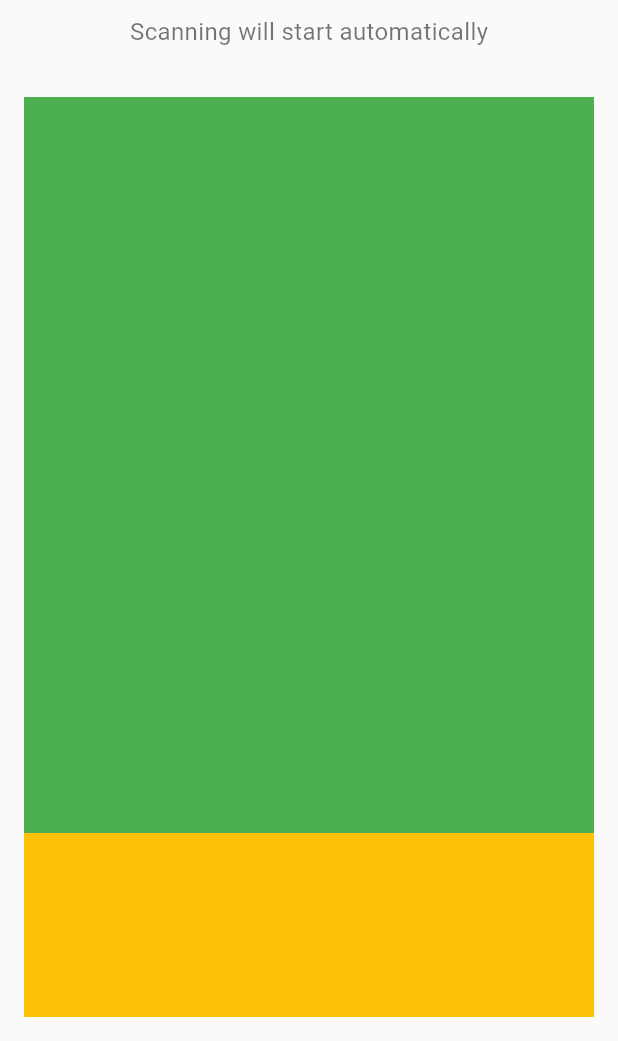
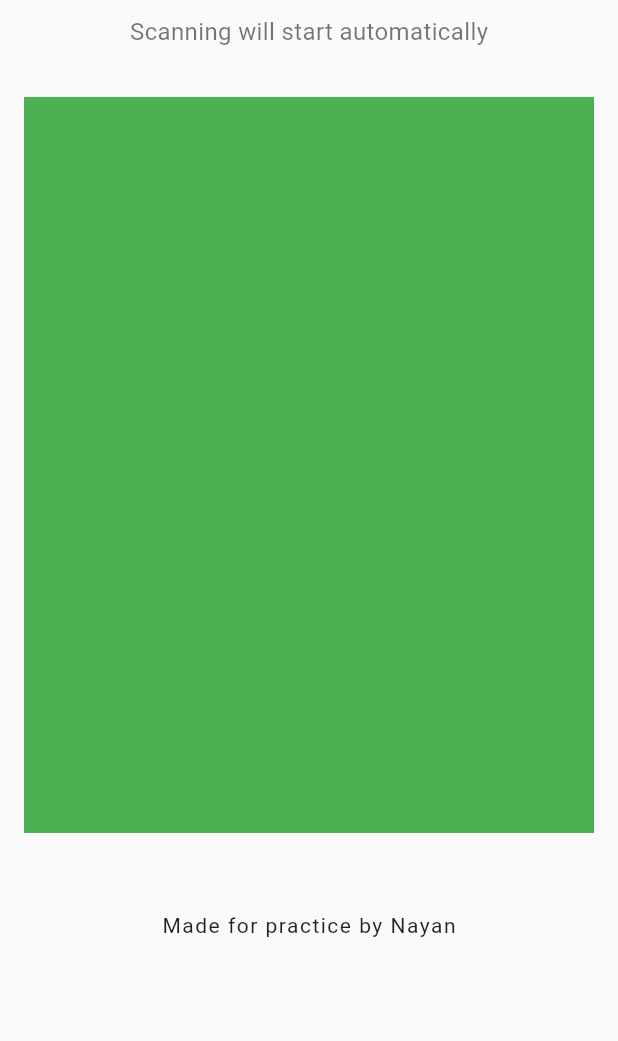
Before and after one commit to CaptainNayan199/Flutter-New-Projects, a Flutter app: the screen it shows after launch, on a phone screen of 412 x 824 dp, the part 195-1236 px from its top. Run offline on Flutter 3.47's test engine with Material 3 defaults, Android fonts, the phone set to English and light mode, and no system bars; our stand-ins replace cloud_firestore, firebase_core, random_string; accounts and stored records are empty.

Commit message:
New files added to view the result

```diff
--- a/qr_code/lib/qr_scanner.dart
+++ b/qr_code/lib/qr_scanner.dart
@@ -54,7 +54,14 @@ class QRScanner extends StatelessWidget {
             ),
             Expanded(
               child: Container(
-                color: Colors.amber,
+                alignment: Alignment.center,
+                child: Text(
+                  "Made for practice by Nayan",
+                  style: TextStyle(
+                      color: Colors.black87,
+                      fontSize: 14,
+                      letterSpacing: 1),
+                ),
               ),
             ),
           ],
```
Also changed, not shown: qr_code/lib/result_scree.dart (added).
